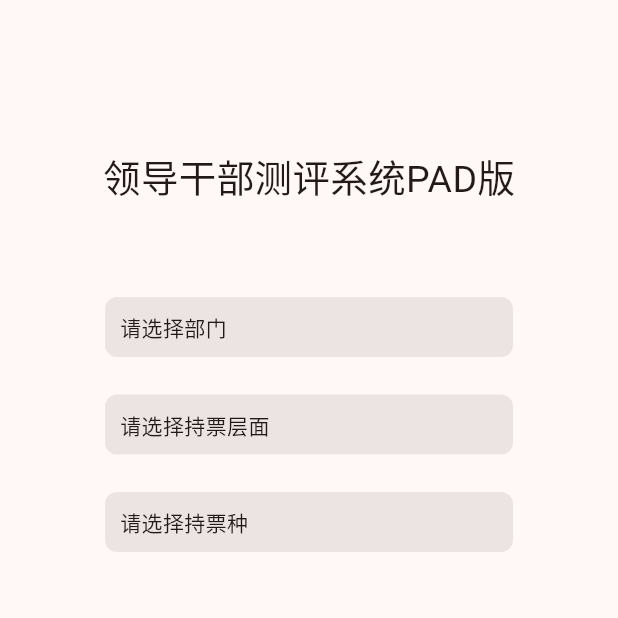
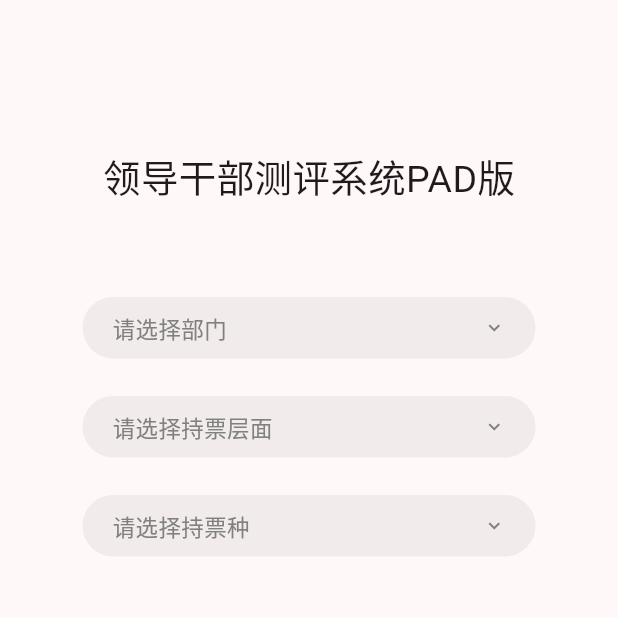
Before and after one commit to 1098065487/evaluate, a Flutter app: the screen it shows after launch, on a phone screen of 412 x 824 dp, the top half of it. Run offline on Flutter 3.47's test engine with Material 2 defaults, Android fonts, the phone set to English and light mode, and no system bars; our stand-ins replace fluttertoast, permission_handler; missing offline and left inert: flutter_pickers.

Commit message:
feat:work

```diff
--- a/lib/components/select.dart
+++ b/lib/components/select.dart
@@ -3,6 +3,7 @@ import 'package:flutter_pickers/pickers.dart';
 import 'package:flutter_pickers/style/picker_style.dart';
 import 'package:provider/provider.dart';
 import '../main.dart';
+import 'package:fluttertoast/fluttertoast.dart';
 
 class CustomSelect extends StatelessWidget {
   CustomSelect({required this.selected, required this.selectList, required this.type, super.key});
@@ -30,6 +31,37 @@ class CustomSelect extends StatelessWidget {
 
     return GestureDetector(
       onTap: () {
+        print(11111);
+        if(appState.config.padId == 0) {
+          Fluttertoast.showToast(
+            msg: "请先导入配置",
+            toastLength: Toast.LENGTH_SHORT,
+            gravity: ToastGravity.CENTER,
+            backgroundColor: Color.fromRGBO(0, 0, 0, 0.5),
+            textColor: Colors.white,
+            fontSize: 15.0
+          );
+        } else {
+          if(type == 'subject' && appState.departSelected.isEmpty) {
+            Fluttertoast.showToast(
+              msg: "请先选择部门",
+              toastLength: Toast.LENGTH_SHORT,
+              gravity: ToastGravity.CENTER,
+              backgroundColor: Color.fromRGBO(0, 0, 0, 0.5),
+              textColor: Colors.white,
+              fontSize: 15.0
+            );
+          } else if(type == 'ticket' && appState.subjectSelected.isEmpty) {
+            Fluttertoast.showToast(
+              msg: "请先选择持票层面",
+              toastLength: Toast.LENGTH_SHORT,
+              timeInSecForIosWeb: 1,
+              gravity: ToastGravity.CENTER,
+              backgroundColor: Color.fromRGBO(0, 0, 0, 0.5),
+              textColor: Colors.white,
+              fontSize: 15.0
+            );
+          } else {
             Pickers.showSinglePicker(context,
               data: selectList.map((e) => e.name).toList(),
               selectData: selected['name'],
@@ -45,17 +77,38 @@ class CustomSelect extends StatelessWidget {
                 if(type == 'depart') {
                   appState.updateDepartSelected(handleSelected);
                   appState.updateSubjectSelected({});
+                  appState.updateTicketSelected({});
                 } else if(type == 'subject') {
                   appState.updateSubjectSelected(handleSelected);
+                  appState.updateTicketSelected({});
+                } else if(type == 'ticket') {
+                  appState.updateTicketSelected(handleSelected);
                 }
               },
             );
+          }
+        }
       },
       child: Container(
-          padding: const EdgeInsets.all(10),
-          child: Text(
+          padding: const EdgeInsets.symmetric(vertical: 10, horizontal: 20),
+          child: Row(
+            mainAxisAlignment: MainAxisAlignment.spaceBetween,
+            children: [
+              Text(
                 selected.isNotEmpty ? selected['name'] : renderTips(type),
+                style: TextStyle(
+                  color: selected.isNotEmpty ? Colors.black : Color.fromRGBO(128, 128, 128, 1),
+                  fontSize: 15
                 ),
+              ),
+              Icon(
+                Icons.keyboard_arrow_down,
+                color: selected.isNotEmpty ? Colors.black : Color.fromRGBO(128, 128, 128, 1),
+                size: 15
+              ),
+            ],
+          )
+
         )
     );
   }
--- a/lib/main.dart
+++ b/lib/main.dart
@@ -19,7 +19,7 @@ class MyApp extends StatelessWidget {
         title: 'Evaluate App',
         theme: ThemeData(
           useMaterial3: true,
-          colorScheme: ColorScheme.fromSeed(seedColor: Colors.deepOrange),
+          colorScheme: ColorScheme.fromSeed(seedColor: Colors.black),
         ),
         home: Home(),
       ),
@@ -48,4 +48,11 @@ class MyAppState extends ChangeNotifier {
     subjectSelected = current;
     notifyListeners();
   }
+
+  Map<String, dynamic> ticketSelected = {};
+
+  void updateTicketSelected(Map<String, dynamic> current) {
+    ticketSelected = current;
+    notifyListeners();
+  }
 }
--- a/lib/pages/home.dart
+++ b/lib/pages/home.dart
@@ -15,8 +15,13 @@ class Home extends StatelessWidget {
 
     var appState = context.watch<MyAppState>();
     ConfigType allConfig = appState.config;
-    Map <String, dynamic> depart = appState.departSelected;
-    Map <String, dynamic> subject = appState.subjectSelected;
+    Map<String, dynamic> depart = appState.departSelected;
+    Map<String, dynamic> subject = appState.subjectSelected;
+    Map<String, dynamic> ticket = appState.ticketSelected;
+
+    print(depart);
+    print(subject);
+    print(ticket['value']);
 
     var departList = [];
     if(allConfig.padId != 0) {
@@ -31,6 +36,14 @@ class Home extends StatelessWidget {
       subjectList = selected[0].subject.map((e) => (name: e.subjectName, value: e.subjectId)).toList();
     }
 
+    var ticketList = [];
+    if(subject.isNotEmpty) {
+      List <Departments> departs = allConfig.departments;
+      List <Departments> filterDepart = departs.where((element) => element.dpartmentId == depart['value']).toList();
+      List<Subject> selected = filterDepart[0].subject.where((element) => element.subjectId == subject['value']).toList();
+      ticketList = selected[0].ticketTypeArr.map((e) => (name: e.ticketType, value: e.pdss)).toList();
+    }
+
     () async {
       if(allConfig.padId == 0) {
         var status = await Permission.storage.status;
@@ -40,8 +53,7 @@ class Home extends StatelessWidget {
             // 存在则可操作
             var jsonStr = await file.readAsString();
             var config = convert.jsonDecode(jsonStr);
-            print(config);
-            ConfigType obj = ConfigType.fromJson(convert.jsonDecode(jsonStr));
+            ConfigType obj = ConfigType.fromJson(config);
             appState.updateConfig(obj);
           } else {
             // 不存在则提示
@@ -62,31 +74,31 @@ class Home extends StatelessWidget {
             ),
             SizedBox(height: 40,),
             Container(
-              width: MediaQuery.of(context).size.width - 140,
+              width: MediaQuery.of(context).size.width - 110,
               margin: EdgeInsets.symmetric(vertical: 20.0),
               decoration: BoxDecoration(
-                color: Color.fromRGBO(0, 0, 0, 0.08),
-                borderRadius: BorderRadius.circular(8),
+                color: Color.fromRGBO(160, 160, 160, 0.15),
+                borderRadius: BorderRadius.circular(32),
               ),
               child: CustomSelect(selected: depart, selectList: departList, type: 'depart'),
             ),
             Container(
-              width: MediaQuery.of(context).size.width - 140,
+              width: MediaQuery.of(context).size.width - 110,
               margin: EdgeInsets.symmetric(vertical: 5.0),
               decoration: BoxDecoration(
-                color: Color.fromRGBO(0, 0, 0, 0.08),
-                borderRadius: BorderRadius.circular(8),
+                color: Color.fromRGBO(160, 160, 160, 0.15),
+                borderRadius: BorderRadius.circular(32),
               ),
               child: CustomSelect(selected: subject, selectList: subjectList, type: 'subject'),
             ),
             Container(
-              width: MediaQuery.of(context).size.width - 140,
+              width: MediaQuery.of(context).size.width - 110,
               margin: EdgeInsets.symmetric(vertical: 20.0),
               decoration: BoxDecoration(
-                color: Color.fromRGBO(0, 0, 0, 0.08),
-                borderRadius: BorderRadius.circular(8),
+                color: Color.fromRGBO(160, 160, 160, 0.15),
+                borderRadius: BorderRadius.circular(32),
               ),
-              child: CustomSelect(selected: depart, selectList: departList, type: 'ticket'),
+              child: CustomSelect(selected: ticket, selectList: ticketList, type: 'ticket'),
             ),
           ],
         ),
--- a/pubspec.yaml
+++ b/pubspec.yaml
@@ -42,6 +42,7 @@ dependencies:
   flutter_pickers: ^2.1.9
   json_serializable: ^6.7.1
   build_runner: ^2.4.6
+  fluttertoast: ^8.2.2
 
 dev_dependencies:
   flutter_test:
```
Lines whose indentation alone changed are shown as unchanged.
